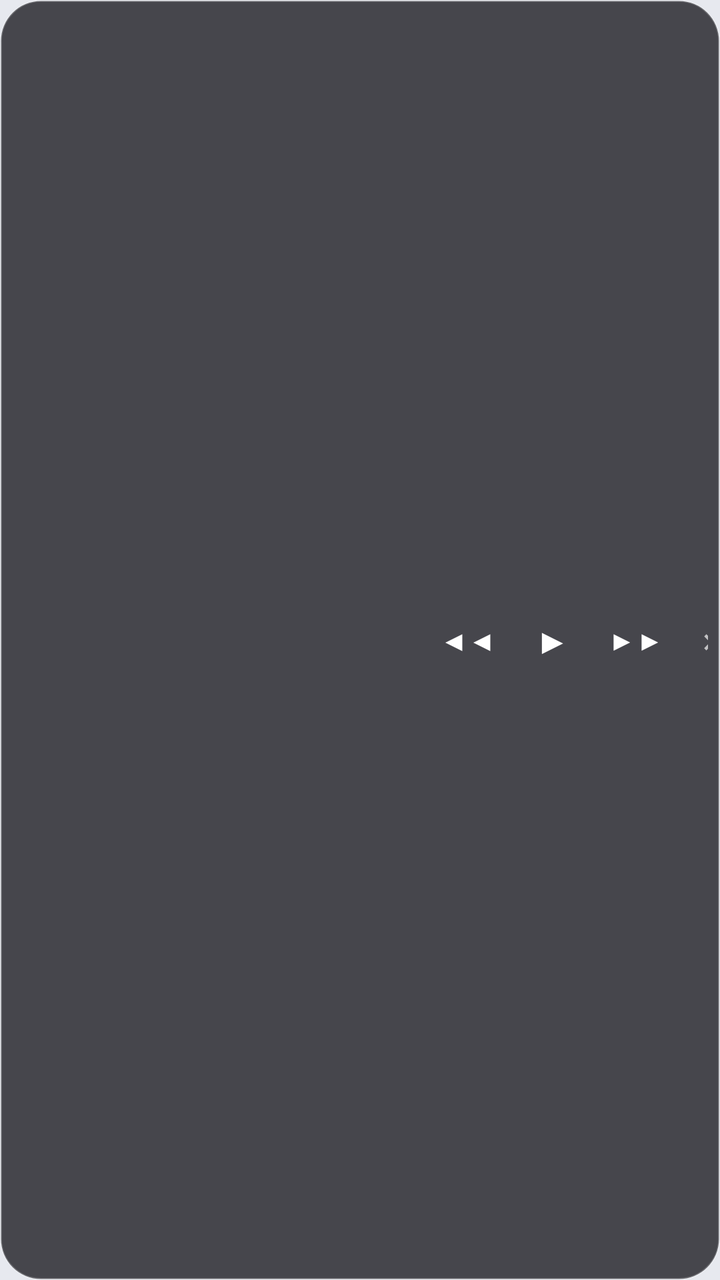
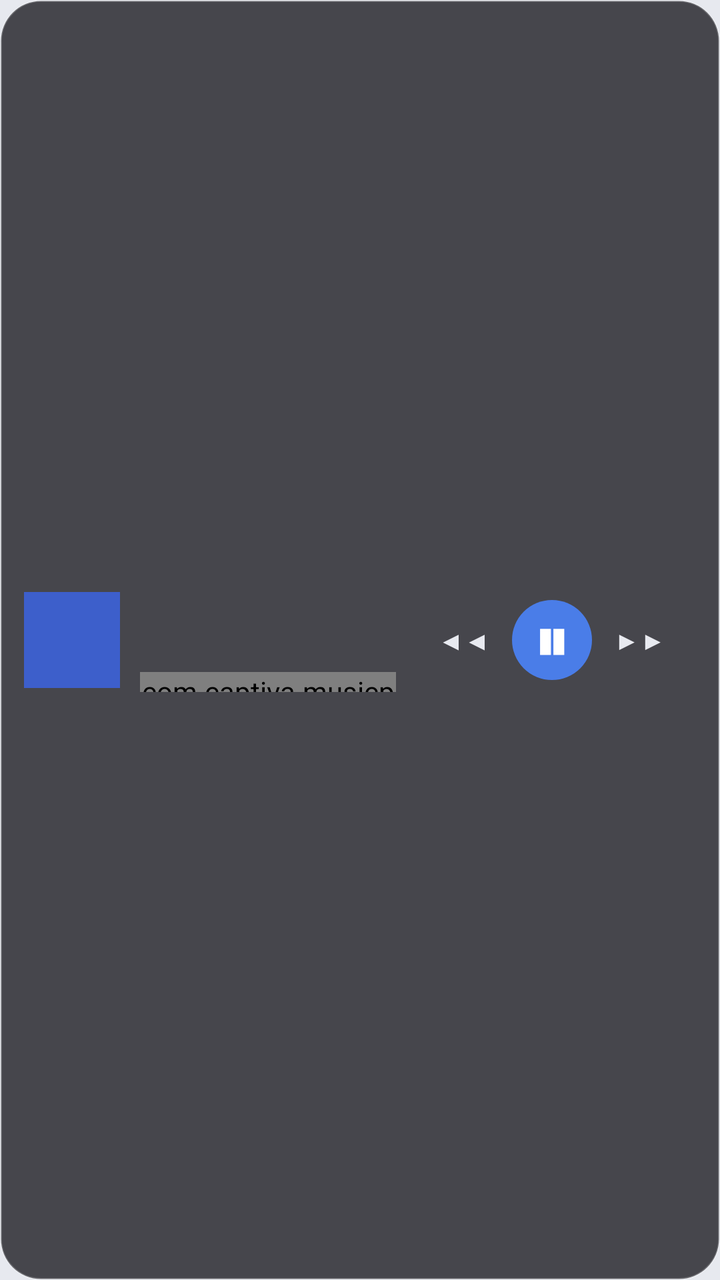

Two renders of the same Android screen: before a commit and after it. Below are the layout's source before the change and the commit's diff.
<!-- AndroidManifest.xml: application theme Theme.CaptivaMusic -->
<!-- res/layout/float_control.xml -->
<?xml version="1.0" encoding="utf-8"?>
<LinearLayout xmlns:android="http://schemas.android.com/apk/res/android"
    android:layout_width="wrap_content"
    android:layout_height="wrap_content"
    android:orientation="horizontal"
    android:gravity="center_vertical"
    android:background="@drawable/bg_float_control"
    android:paddingLeft="14dp"
    android:paddingRight="6dp"
    android:paddingTop="4dp"
    android:paddingBottom="4dp">

    
    <TextView
        android:id="@+id/float_title"
        android:layout_width="200dp"
        android:layout_height="40dp"
        android:gravity="center_vertical"
        android:singleLine="true"
        android:ellipsize="end"
        android:textColor="#FFFFFF"
        android:textSize="14sp"
        android:paddingRight="6dp" />

    <TextView
        android:id="@+id/float_prev"
        android:layout_width="40dp"
        android:layout_height="40dp"
        android:gravity="center"
        android:text="◀◀"
        android:textColor="#FFFFFF"
        android:textSize="14sp" />

    <TextView
        android:id="@+id/float_toggle"
        android:layout_width="44dp"
        android:layout_height="40dp"
        android:gravity="center"
        android:text="▶"
        android:textColor="#FFFFFF"
        android:textSize="18sp" />

    <TextView
        android:id="@+id/float_next"
        android:layout_width="40dp"
        android:layout_height="40dp"
        android:gravity="center"
        android:text="▶▶"
        android:textColor="#FFFFFF"
        android:textSize="14sp" />

    <TextView
        android:id="@+id/float_close"
        android:layout_width="36dp"
        android:layout_height="40dp"
        android:gravity="center"
        android:text="×"
        android:textColor="#AAFFFFFF"
        android:textSize="18sp" />

</LinearLayout>
<!-- resources referenced by this layout -->
<resources>
  <!-- drawable bg_float_control (drawable) -->
  <?xml version="1.0" encoding="utf-8"?>
  <shape xmlns:android="http://schemas.android.com/apk/res/android"
      android:shape="rectangle">
      <solid android:color="#CC1E1E24" />
      <corners android:radius="20dp" />
      <stroke
          android:width="1dp"
          android:color="#33FFFFFF" />
  </shape>
  <style name="Theme.CaptivaMusic" parent="Theme.AppCompat.DayNight.NoActionBar">
          <item name="colorPrimary">@color/accent</item>
          <item name="colorPrimaryDark">@color/bg_title_bar</item>
          <item name="colorAccent">@color/accent</item>
          <item name="android:windowBackground">@color/bg_main</item>
          <item name="android:statusBarColor">@color/bg_title_bar</item>
          <item name="android:textColorPrimary">@color/text_primary</item>
          
          <item name="android:windowFullscreen">true</item>
          <item name="android:windowNoTitle">true</item>
          
          <item name="android:windowAnimationStyle">@style/NoAnimation</item>
      </style>
  <color name="accent">#0288D1</color>
  <color name="bg_title_bar">#EDEFF4</color>
  <color name="bg_main">#E7E9EF</color>
  <color name="text_primary">#1A1D26</color>
  <style name="NoAnimation" parent="@android:style/Animation.Activity">
          <item name="android:activityOpenEnterAnimation">@null</item>
          <item name="android:activityOpenExitAnimation">@null</item>
          <item name="android:activityCloseEnterAnimation">@null</item>
          <item name="android:activityCloseExitAnimation">@null</item>
          <item name="android:taskOpenEnterAnimation">@null</item>
          <item name="android:taskOpenExitAnimation">@null</item>
          <item name="android:taskCloseEnterAnimation">@null</item>
          <item name="android:taskCloseExitAnimation">@null</item>
          <item name="android:taskToFrontEnterAnimation">@null</item>
          <item name="android:taskToFrontExitAnimation">@null</item>
          <item name="android:taskToBackEnterAnimation">@null</item>
          <item name="android:taskToBackExitAnimation">@null</item>
      </style>
</resources>

<!-- the commit's change to res/layout/float_control.xml (unified diff, before → after) -->
@@ -5,22 +5,71 @@
     android:orientation="horizontal"
     android:gravity="center_vertical"
     android:background="@drawable/bg_float_control"
-    android:paddingLeft="14dp"
-    android:paddingRight="6dp"
-    android:paddingTop="4dp"
-    android:paddingBottom="4dp">
+    android:paddingLeft="12dp"
+    android:paddingRight="12dp"
+    android:paddingTop="10dp"
+    android:paddingBottom="10dp">
 
     
-    <TextView
-        android:id="@+id/float_title"
-        android:layout_width="200dp"
-        android:layout_height="40dp"
-        android:gravity="center_vertical"
-        android:singleLine="true"
-        android:ellipsize="end"
-        android:textColor="#FFFFFF"
-        android:textSize="14sp"
-        android:paddingRight="6dp" />
+    <ImageView
+        android:id="@+id/float_cover"
+        android:layout_width="48dp"
+        android:layout_height="48dp"
+        android:scaleType="centerCrop"
+        android:background="#3D5FCB"
+        android:contentDescription="封面" />
+
+    
+    <LinearLayout
+        android:id="@+id/float_text_area"
+        android:layout_width="128dp"
+        android:layout_height="wrap_content"
+        android:layout_marginLeft="10dp"
+        android:layout_marginRight="14dp"
+        android:orientation="vertical">
+
+        <TextView
+            android:id="@+id/float_title"
+            android:layout_width="match_parent"
+            android:layout_height="wrap_content"
+            android:singleLine="true"
+            android:ellipsize="end"
+            android:textColor="#FFFFFF"
+            android:textSize="13sp" />
+
+        <LinearLayout
+            android:layout_width="match_parent"
+            android:layout_height="wrap_content"
+            android:layout_marginTop="3dp"
+            android:orientation="horizontal"
+            android:gravity="center_vertical">
+
+            <TextView
+                android:id="@+id/float_lrc"
+                android:layout_width="0dp"
+                android:layout_weight="1"
+                android:layout_height="wrap_content"
+                android:singleLine="true"
+                android:ellipsize="end"
+                android:textColor="#35C4A0"
+                android:textSize="12sp"
+                android:layout_marginRight="4dp" />
+
+            <TextView
+                android:id="@+id/float_time"
+                android:layout_width="wrap_content"
+                android:layout_height="wrap_content"
+                android:singleLine="true"
+                android:textColor="#9AA0AC"
+                android:textSize="12sp" />
+        </LinearLayout>
+
+        <com.captiva.musicplayer.FloatProgressView
+            android:id="@+id/float_progress"
+            android:layout_width="match_parent"
+            android:layout_height="10dp"
+            android:layout_marginTop="5dp" />
+    </LinearLayout>
 
     <TextView
         android:id="@+id/float_prev"
@@ -28,17 +77,20 @@
         android:layout_height="40dp"
         android:gravity="center"
         android:text="◀◀"
-        android:textColor="#FFFFFF"
-        android:textSize="14sp" />
+        android:textColor="#E8EAF0"
+        android:textSize="13sp" />
 
     <TextView
         android:id="@+id/float_toggle"
-        android:layout_width="44dp"
+        android:layout_width="40dp"
         android:layout_height="40dp"
+        android:layout_marginLeft="4dp"
+        android:layout_marginRight="4dp"
         android:gravity="center"
-        android:text="▶"
+        android:background="@drawable/bg_float_toggle"
+        android:text="❚❚"
         android:textColor="#FFFFFF"
-        android:textSize="18sp" />
+        android:textSize="14sp" />
 
     <TextView
         android:id="@+id/float_next"
@@ -46,16 +98,7 @@
         android:layout_height="40dp"
         android:gravity="center"
         android:text="▶▶"
-        android:textColor="#FFFFFF"
-        android:textSize="14sp" />
-
-    <TextView
-        android:id="@+id/float_close"
-        android:layout_width="36dp"
-        android:layout_height="40dp"
-        android:gravity="center"
-        android:text="×"
-        android:textColor="#AAFFFFFF"
-        android:textSize="18sp" />
+        android:textColor="#E8EAF0"
+        android:textSize="13sp" />
 
 </LinearLayout>
<!-- resource entries referenced after the edit -->
@@ -9,6 +9,12 @@
       <stroke
           android:width="1dp"
           android:color="#33FFFFFF" />
+  </shape>
+  <!-- drawable bg_float_toggle (drawable) -->
+  <?xml version="1.0" encoding="utf-8"?>
+  <shape xmlns:android="http://schemas.android.com/apk/res/android"
+      android:shape="oval">
+      <solid android:color="#4A7DE8" />
   </shape>
   <style name="Theme.CaptivaMusic" parent="Theme.AppCompat.DayNight.NoActionBar">
           <item name="colorPrimary">@color/accent</item>
